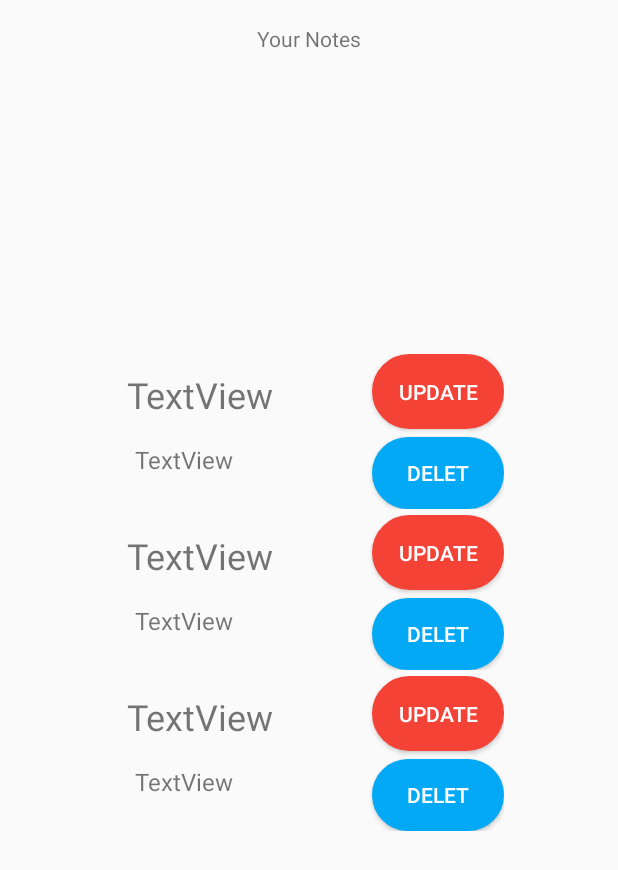
After one commit to 2020331070-AsmShuvo/UsageFirebase, an Android app built with Jetpack Compose: the layout activity_all_notes.xml on its own in the app's theme, with its tools: preview values and no code run, on a phone screen of 412 x 824 dp. The commit adds this screen. Shown: the top 870 px of the screen. Run offline under Robolectric (Android 15) with nearby library versions, the phone set to English and light mode, and no system bars; Roboto replaces fonts that are not available here.

Commit message:
delet and update added

```diff
--- a/app/build.gradle.kts
+++ b/app/build.gradle.kts
@@ -69,11 +69,16 @@ dependencies {
     implementation(platform("androidx.compose:compose-bom:2023.03.00"))
     implementation("com.google.firebase:firebase-database:20.3.0")
     implementation(platform("androidx.compose:compose-bom:2023.03.00"))
+    implementation(platform("androidx.compose:compose-bom:2023.03.00"))
+    implementation(platform("androidx.compose:compose-bom:2023.03.00"))
+    implementation("androidx.recyclerview:recyclerview:1.3.2")
     testImplementation("junit:junit:4.13.2")
     androidTestImplementation("androidx.test.ext:junit:1.1.5")
     androidTestImplementation("androidx.test.espresso:espresso-core:3.5.1")
     androidTestImplementation(platform("androidx.compose:compose-bom:2023.03.00"))
     androidTestImplementation("androidx.compose.ui:ui-test-junit4")
+    androidTestImplementation(platform("androidx.compose:compose-bom:2023.03.00"))
+    androidTestImplementation(platform("androidx.compose:compose-bom:2023.03.00"))
     androidTestImplementation(platform("androidx.compose:compose-bom:2023.03.00"))
     androidTestImplementation(platform("androidx.compose:compose-bom:2023.03.00"))
     androidTestImplementation(platform("androidx.compose:compose-bom:2023.03.00"))
--- a/app/src/main/java/com/example/firebase_login_signup/MainActivity.kt
+++ b/app/src/main/java/com/example/firebase_login_signup/MainActivity.kt
@@ -30,5 +30,8 @@ class MainActivity : AppCompatActivity() {
         binding.CreateNote.setOnClickListener {
             startActivity(Intent(this, AddNote::class.java))
         }
+        binding.OpenNote.setOnClickListener {
+            startActivity(Intent(this, AllNotes::class.java))
+        }
     }
 }
--- /dev/null
+++ b/app/src/main/res/layout/activity_all_notes.xml
@@ -0,0 +1,29 @@
+<?xml version="1.0" encoding="utf-8"?>
+<androidx.constraintlayout.widget.ConstraintLayout xmlns:android="http://schemas.android.com/apk/res/android"
+    xmlns:app="http://schemas.android.com/apk/res-auto"
+    xmlns:tools="http://schemas.android.com/tools"
+    android:layout_width="match_parent"
+    android:layout_height="match_parent">
+
+    <TextView
+        android:id="@+id/noteTitile"
+        android:layout_width="wrap_content"
+        android:layout_height="wrap_content"
+        android:layout_marginTop="16dp"
+        android:text="Your Notes"
+        app:layout_constraintEnd_toEndOf="parent"
+        app:layout_constraintStart_toStartOf="parent"
+        app:layout_constraintTop_toTopOf="parent" />
+
+    <androidx.recyclerview.widget.RecyclerView
+        android:id="@+id/noteRecyclerView"
+        android:layout_width="266dp"
+        android:layout_height="392dp"
+        app:layout_constraintBottom_toBottomOf="parent"
+        app:layout_constraintEnd_toEndOf="parent"
+        app:layout_constraintHorizontal_bias="0.491"
+        app:layout_constraintStart_toStartOf="parent"
+        app:layout_constraintTop_toBottomOf="@+id/noteTitile"
+        tools:listitem="@layout/notes_item" />
+
+</androidx.constraintlayout.widget.ConstraintLayout>
--- /dev/null
+++ b/app/src/main/res/layout/notes_item.xml
@@ -0,0 +1,59 @@
+<?xml version="1.0" encoding="utf-8"?>
+<androidx.constraintlayout.widget.ConstraintLayout xmlns:android="http://schemas.android.com/apk/res/android"
+    xmlns:app="http://schemas.android.com/apk/res-auto"
+    xmlns:tools="http://schemas.android.com/tools"
+    android:layout_width="match_parent"
+    android:layout_height="wrap_content"
+    android:layout_margin="2dp">
+
+    <TextView
+        android:id="@+id/titleID"
+        android:layout_width="0dp"
+        android:layout_height="wrap_content"
+        android:layout_margin="5dp"
+        android:layout_marginTop="4dp"
+        android:padding="5dp"
+        android:text="TextView"
+        android:textSize="24sp"
+        app:layout_constraintEnd_toStartOf="@+id/updateBtn"
+        app:layout_constraintStart_toStartOf="parent"
+        app:layout_constraintTop_toTopOf="parent" />
+
+    <TextView
+        android:id="@+id/DescriptionID"
+        android:layout_width="0dp"
+        android:layout_height="wrap_content"
+        android:layout_margin="5dp"
+        android:padding="5dp"
+        android:text="TextView"
+        android:textSize="16sp"
+        app:layout_constraintEnd_toEndOf="@+id/titleID"
+        app:layout_constraintStart_toStartOf="@+id/titleID"
+        app:layout_constraintTop_toBottomOf="@+id/titleID" />
+
+    <Button
+        android:id="@+id/deletBtn"
+        android:background="@drawable/mybutton"
+        android:layout_width="wrap_content"
+        android:layout_height="wrap_content"
+        android:text="Delet"
+        android:backgroundTint="#03A9F4"
+        android:layout_margin="5dp"
+        android:textColor="@color/white"
+        app:layout_constraintEnd_toEndOf="@+id/updateBtn"
+        app:layout_constraintStart_toStartOf="@+id/updateBtn"
+        app:layout_constraintTop_toBottomOf="@+id/updateBtn" />
+
+    <Button
+        android:id="@+id/updateBtn"
+        android:layout_width="wrap_content"
+        android:layout_height="wrap_content"
+        android:background="@drawable/mybutton"
+        android:backgroundTint="#F44336"
+        android:minHeight="50dp"
+        android:text="Update"
+        android:textColor="@color/white"
+        app:layout_constraintEnd_toEndOf="parent"
+        app:layout_constraintTop_toTopOf="parent"
+        tools:ignore="MissingConstraints" />
+</androidx.constraintlayout.widget.ConstraintLayout>
--- a/app/src/main/res/values/strings.xml
+++ b/app/src/main/res/values/strings.xml
@@ -5,5 +5,6 @@
     <string name="title_activity_sign_up">SignUpActivity</string>
     <string name="default_web_client_id">YOUR_WEB_CLIENT_ID_HERE</string>
     <string name="title_activity_add_note">AddNote</string>
+    <string name="title_activity_all_notes">AllNotes</string>
 
 </resources>
```
Also changed, not shown: app/src/main/AndroidManifest.xml (+6 -1 lines), app/src/main/java/com/example/firebase_login_signup/AllNotes.kt (added, +71 -0 lines), app/src/main/java/com/example/firebase_login_signup/noteAdapter.kt (added, +32 -0 lines).
